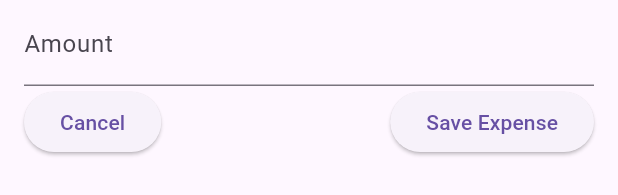
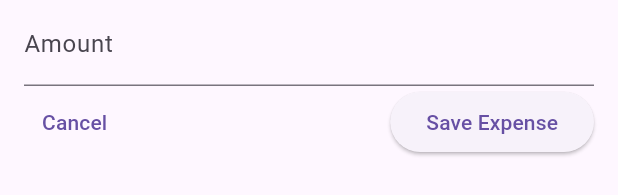
Before and after one commit to rajin-khan/flutter-self, a Flutter app: the NewExpense widget shown alone on an empty page, opened directly, on a phone screen of 412 x 824 dp. Shown: the part 136-331 px from the top of the screen. Run offline on Flutter 3.47's test engine with Material 3 defaults, Android fonts, the phone set to English and light mode, and no system bars.

Commit message:
Update amount input field with prefix

```diff
--- a/expense_tracker/lib/widgets/new_expense.dart
+++ b/expense_tracker/lib/widgets/new_expense.dart
@@ -41,12 +41,13 @@ class _NewExpenseState extends State<NewExpense> {
             controller: _amountController,
             keyboardType: TextInputType.number,
             decoration: const InputDecoration(
+              prefix: Text('\$ '), //comes before the input
               label: Text('Amount'),
             ),
           ),
           Row(
             children: [
-              ElevatedButton(
+              TextButton(
                 onPressed: () {},
                 child: const Text('Cancel'),
               ),
```
